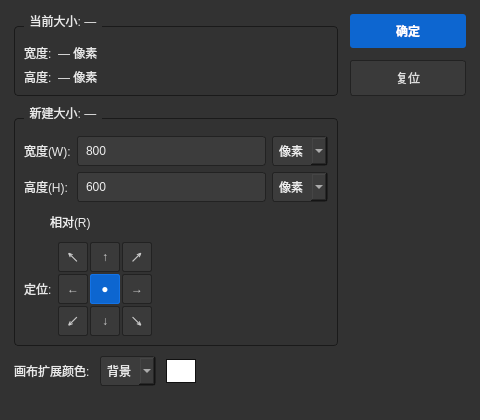
This is psDemo/ui/canvassizedialog.ui in littletenyuan01/photoshopDemo as Qt 5 draws it before an edit. The edited form follows.
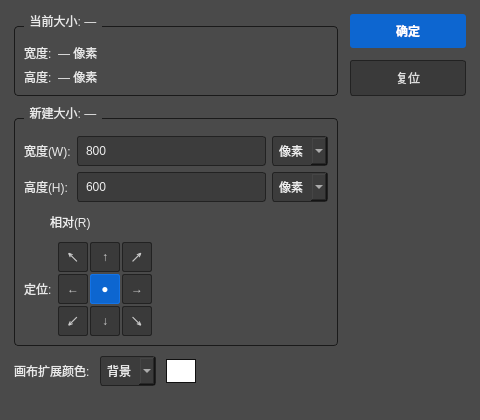
This is the edited form.

Patch:
```diff
--- a/psDemo/ui/canvassizedialog.ui
+++ b/psDemo/ui/canvassizedialog.ui
@@ -18,7 +18,7 @@
   </property>
   <property name="styleSheet">
    <string notr="true">QDialog#CanvasSizeDialog {
-  background-color: #323232;
+  background-color: #4a4a4a;
   color: #e8e8e8;
 }
 QLabel { color: #e8e8e8; background: transparent; }
```
